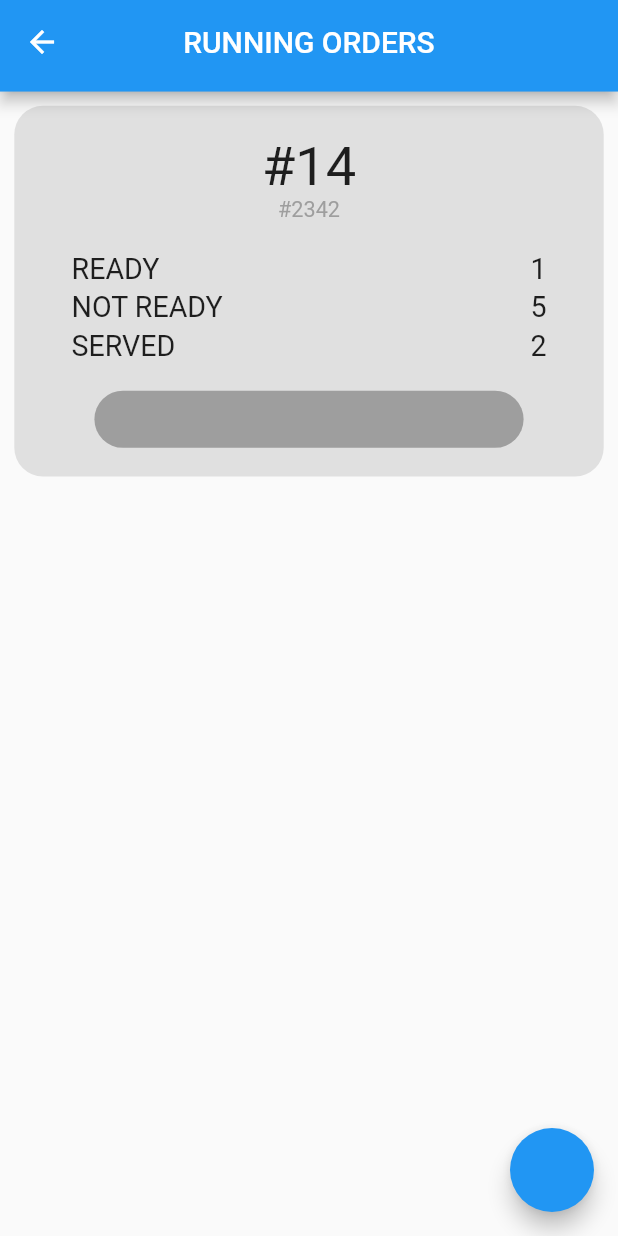
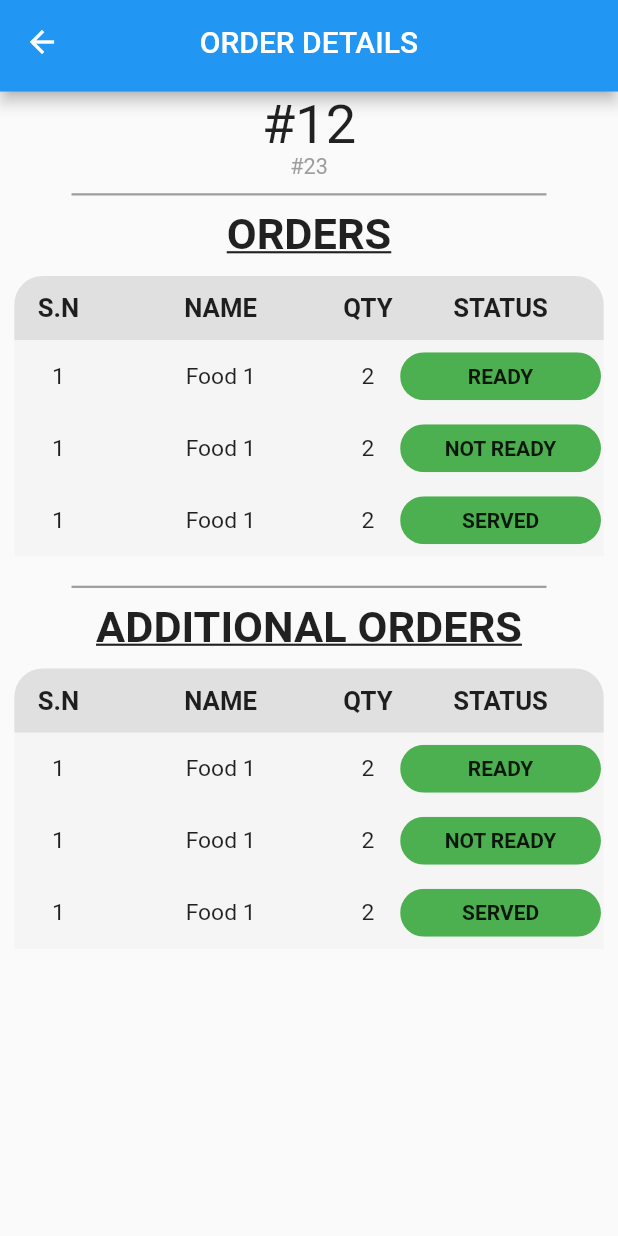
Before and after one commit to ShahilJha/Restaurant-prototype, a Flutter app: the screen it shows after launch, on a phone screen of 412 x 824 dp. Run offline on Flutter 3.47's test engine with Material 2 defaults, Android fonts, the phone set to English and light mode, and no system bars; our stand-ins replace flutter_screenutil.

Commit message:
UI: waiter order details screen

```diff
--- a/lib/main.dart
+++ b/lib/main.dart
@@ -21,7 +21,7 @@ class MyApp extends StatelessWidget {
           visualDensity: VisualDensity.adaptivePlatformDensity,
           dividerTheme: _getDividerThemeData(),
         ),
-        initialRoute: '/waiter_running_order_screen',
+        initialRoute: '/waiter_order_details_screen',
         onGenerateRoute: RouteGenerator.generateRoute,
       ),
     );
--- a/lib/route_generator.dart
+++ b/lib/route_generator.dart
@@ -1,4 +1,5 @@
 import 'package:flutter/material.dart';
+import 'package:summer_project/screens/waiter/waiter_order_details_screen/waiter_order_details_screen.dart';
 import 'screens/common/login/login_screen.dart';
 import 'screens/kitchen/order_details_screen/kitchen_order_details_screen.dart';
 import 'screens/kitchen/running_order_screen/kitchen_running_order_screen.dart';
@@ -42,6 +43,9 @@ class RouteGenerator {
       case '/waiter_running_order_screen':
         return MaterialPageRoute(builder: (_) => WaiterRunningOrderScreen());
 
+      case '/waiter_order_details_screen':
+        return MaterialPageRoute(builder: (_) => WaiterOrderDetailsScreen());
+
       //ERROR Route
       default:
         //If there is no route that has been redirected to.
--- /dev/null
+++ b/lib/screens/waiter/waiter_order_details_screen/local_widgets/waiter_status_chip.dart
@@ -0,0 +1,30 @@
+import 'package:flutter/material.dart';
+import 'package:flutter_screenutil/flutter_screenutil.dart';
+
+class WaiterStatusChip extends StatelessWidget {
+  final String status;
+  final Function onPressed;
+
+  const WaiterStatusChip({
+    Key key,
+    @required this.status,
+    @required this.onPressed,
+  }) : super(key: key);
+
+  @override
+  Widget build(BuildContext context) {
+    return ActionChip(
+      label: Container(
+        width: 210.w,
+        child: Text(
+          status,
+          textAlign: TextAlign.center,
+          style: TextStyle(fontWeight: FontWeight.bold),
+        ),
+      ),
+      backgroundColor: Colors.green,
+      labelPadding: EdgeInsets.symmetric(horizontal: 60.w),
+      onPressed: onPressed,
+    );
+  }
+}
--- /dev/null
+++ b/lib/screens/waiter/waiter_order_details_screen/waiter_order_details_screen.dart
@@ -0,0 +1,164 @@
+import 'package:flutter/material.dart';
+import 'package:flutter_screenutil/flutter_screenutil.dart';
+import 'package:summer_project/widgets/app_app_bar.dart';
+import 'package:summer_project/widgets/app_container.dart';
+import 'package:summer_project/widgets/app_table_components.dart';
+import 'package:summer_project/widgets/order_no.dart';
+import 'package:summer_project/widgets/sub_titles.dart';
+import 'package:summer_project/widgets/table_no.dart';
+
+import 'local_widgets/waiter_status_chip.dart';
+
+class WaiterOrderDetailsScreen extends StatelessWidget {
+  Widget _buildPopupDialog(BuildContext context) {
+    return AlertDialog(
+      shape: RoundedRectangleBorder(borderRadius: BorderRadius.circular(50.w)),
+      title: const Text(
+        'ITEM NAME',
+        textAlign: TextAlign.center,
+      ),
+      content: new Column(
+        mainAxisSize: MainAxisSize.min,
+        crossAxisAlignment: CrossAxisAlignment.center,
+        children: <Widget>[
+          Text('ITEM NAME'),
+        ],
+      ),
+    );
+  }
+
+  @override
+  Widget build(BuildContext context) {
+    return Scaffold(
+      appBar: KAppBar(
+        title: 'ORDER DETAILS',
+      ),
+      body: AppContainer(
+        child: ListView(
+          children: [
+            Align(
+              child: Column(
+                children: [
+                  TableNumber(tableNumber: 12),
+                  OrderNumber(orderNumber: 23),
+                ],
+              ),
+              alignment: Alignment.center,
+            ),
+            Divider(),
+            Subtitles(string: 'ORDERS'),
+            AppTable(
+              columnWidths: {
+                0: FractionColumnWidth(0.15),
+                1: FractionColumnWidth(0.4),
+                2: FractionColumnWidth(0.1),
+                3: FractionColumnWidth(0.35),
+              },
+              headerChildren: [
+                AppHeaderCell(string: 'S.N'),
+                AppHeaderCell(string: 'NAME'),
+                AppHeaderCell(string: 'QTY'),
+                AppHeaderCell(string: 'STATUS'),
+              ],
+              dataChildren: [
+                TableRow(
+                  decoration: BoxDecoration(
+                    color: Colors.grey[100],
+                  ),
+                  children: [
+                    AppDataCell(string: '1'),
+                    AppDataCell(string: 'Food 1'),
+                    AppDataCell(string: '2'),
+                    WaiterStatusChip(
+                      status: 'READY',
+                      onPressed: () {
+                        showDialog(
+                          context: context,
+                          builder: (BuildContext context) =>
+                              _buildPopupDialog(context),
+                        );
+                      },
+                    ),
+                  ],
+                ),
+                TableRow(
+                  decoration: BoxDecoration(
+                    color: Colors.grey[100],
+                  ),
+                  children: [
+                    AppDataCell(string: '1'),
+                    AppDataCell(string: 'Food 1'),
+                    AppDataCell(string: '2'),
+                    WaiterStatusChip(status: 'NOT READY', onPressed: () {}),
+                  ],
+                ),
+                TableRow(
+                  decoration: BoxDecoration(
+                    color: Colors.grey[100],
+                  ),
+                  children: [
+                    AppDataCell(string: '1'),
+                    AppDataCell(string: 'Food 1'),
+                    AppDataCell(string: '2'),
+                    WaiterStatusChip(status: 'SERVED', onPressed: () {}),
+                  ],
+                ),
+              ],
+            ),
+            Divider(),
+            Subtitles(string: 'ADDITIONAL ORDERS'),
+            AppTable(
+              columnWidths: {
+                0: FractionColumnWidth(0.15),
+                1: FractionColumnWidth(0.4),
+                2: FractionColumnWidth(0.1),
+                3: FractionColumnWidth(0.35),
+              },
+              headerChildren: [
+                AppHeaderCell(string: 'S.N'),
+                AppHeaderCell(string: 'NAME'),
+                AppHeaderCell(string: 'QTY'),
+                AppHeaderCell(string: 'STATUS'),
+              ],
+              dataChildren: [
+                TableRow(
+                  decoration: BoxDecoration(
+                    color: Colors.grey[100],
+                  ),
+                  children: [
+                    AppDataCell(string: '1'),
+                    AppDataCell(string: 'Food 1'),
+                    AppDataCell(string: '2'),
+                    WaiterStatusChip(status: 'READY', onPressed: () {}),
+                  ],
+                ),
+                TableRow(
+                  decoration: BoxDecoration(
+                    color: Colors.grey[100],
+                  ),
+                  children: [
+                    AppDataCell(string: '1'),
+                    AppDataCell(string: 'Food 1'),
+                    AppDataCell(string: '2'),
+                    WaiterStatusChip(status: 'NOT READY', onPressed: () {}),
+                  ],
+                ),
+                TableRow(
+                  decoration: BoxDecoration(
+                    color: Colors.grey[100],
+                  ),
+                  children: [
+                    AppDataCell(string: '1'),
+                    AppDataCell(string: 'Food 1'),
+                    AppDataCell(string: '2'),
+                    WaiterStatusChip(status: 'SERVED', onPressed: () {}),
+                  ],
+                ),
+              ],
+            ),
+          ],
+        ),
+      ),
+    );
+  }
+}
```
